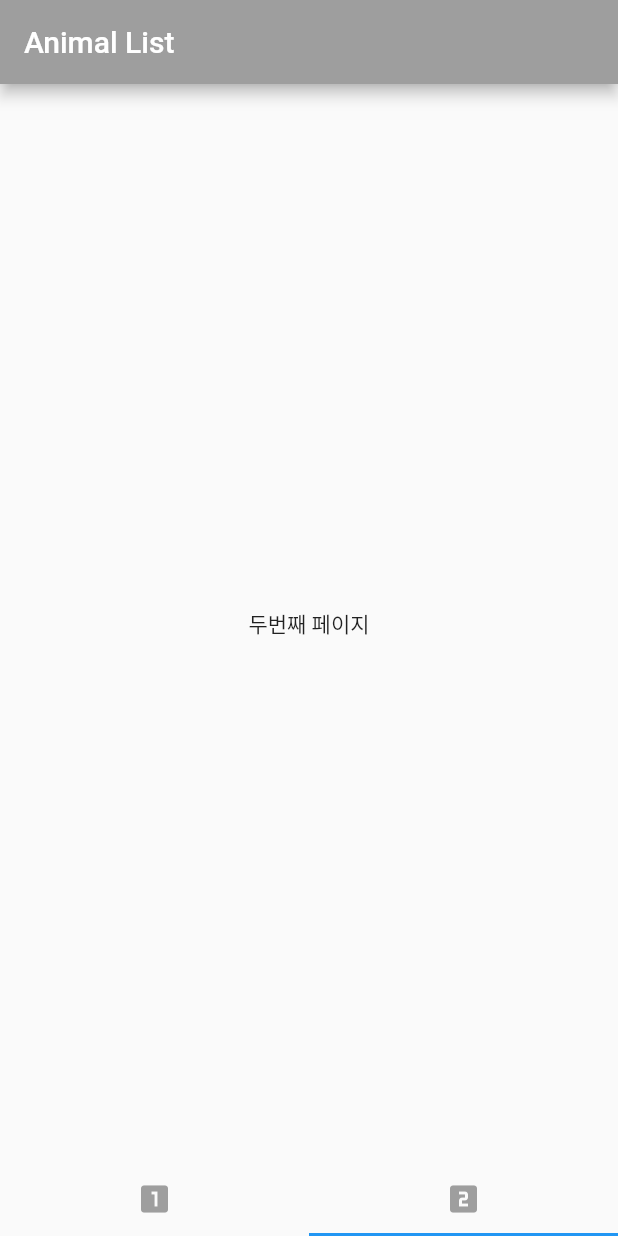
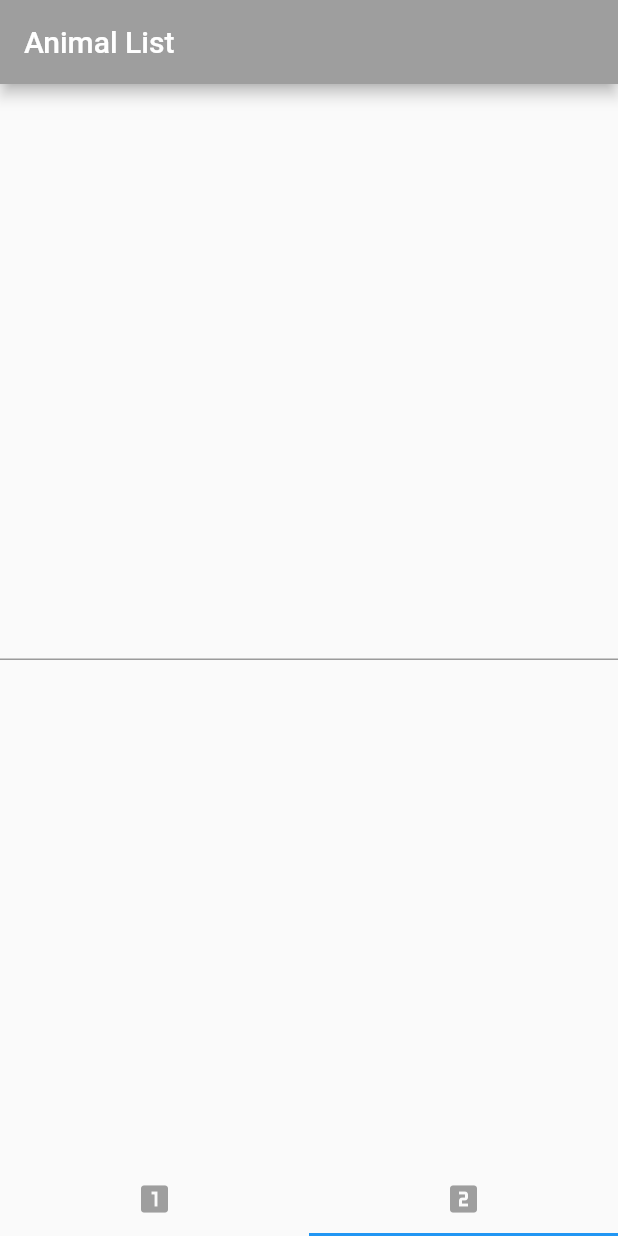
Before and after one commit to shinjoo95/flutter_ex, a Flutter app: the screen it shows after launch, tab 2 chosen, on a phone screen of 412 x 824 dp. Run offline on Flutter 3.47's test engine with Material 2 defaults, Android fonts, the phone set to English and light mode, and no system bars.

Commit message:
secondpage 틀잡기

```diff
--- a/lib/main.dart
+++ b/lib/main.dart
@@ -43,7 +43,7 @@ class _MyHomePageState extends State<MyHomePage> with SingleTickerProviderStateM
     animalList.add(Animal(animalName: "벌", kind: "곤충", imagePath: "repo/images/bee.png"));
     animalList.add(Animal(animalName: "고양이", kind: "포유류", imagePath: "repo/images/cat.png"));
     animalList.add(Animal(animalName: "젖소", kind: "포유류", imagePath: "repo/images/cow.png"));
-    animalList.add(Animal(animalName: "강아지", kind: "포유루", imagePath: "repo/images/dog.png"));
+    animalList.add(Animal(animalName: "강아지", kind: "포유류", imagePath: "repo/images/dog.png"));
     animalList.add(Animal(animalName: "여우", kind: "포유류", imagePath: "repo/images/fox.png"));
     animalList.add(Animal(animalName: "원숭이", kind: "영장류", imagePath: "repo/images/monkey.png"));
     animalList.add(Animal(animalName: "돼지", kind: "포유류", imagePath: "repo/images/pig.png"));
--- a/lib/sub/secondPage.dart
+++ b/lib/sub/secondPage.dart
@@ -1,17 +1,31 @@
 import 'package:flutter/material.dart';
 import '../animalItem.dart';
 
-class SecondApp extends StatelessWidget {
+class SecondApp extends StatefulWidget {
   final List<Animal>? list;
-  const SecondApp({super.key, this.list});
+  SecondApp({super.key, this.list});
 
+  @override
+  State<SecondApp> createState() => _SecondAppState();
+}
 
+class _SecondAppState extends State<SecondApp> {
+  final nameController = TextEditingController();
   @override
   Widget build(BuildContext context) {
     return Scaffold(
       body: Container(
         child: Center(
-          child: Text('두번째 페이지'),
+          child: Column(
+            mainAxisAlignment: MainAxisAlignment.center,
+            children: <Widget>[
+                TextField(
+                  controller: nameController,
+                  keyboardType: TextInputType.text,
+                  maxLines: 1,
+                )
+            ],
+          )
         ),
       ),
     );
```
Also changed, not shown: lib/sub/firstPage.dart (+12 -1 lines).
